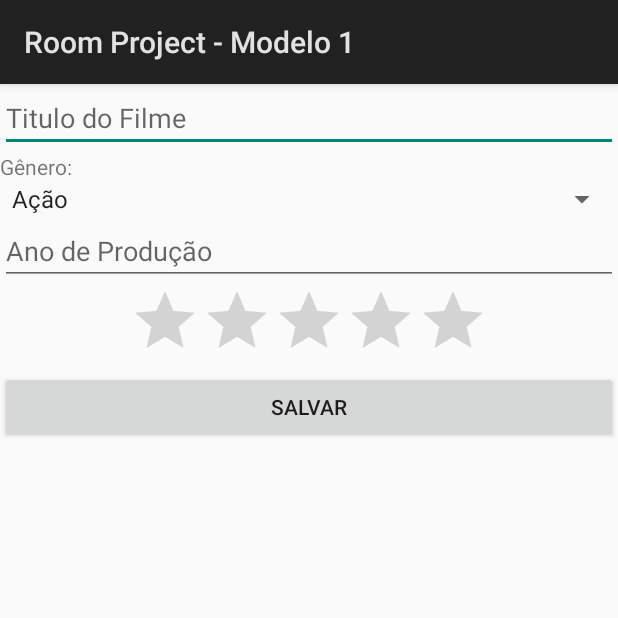
After one commit to AKKaung/RoomProjectModelo1, an Android app: the AtualizarFilmeActivity screen opened directly, with no data from a screen before it, on a phone screen of 412 x 824 dp, the top half of it. The commit adds this screen. Run offline under Robolectric (Android 15) with nearby library versions, the phone set to English and light mode, and no system bars.

Commit message:
Remoção e Atualização.

```diff
--- a/app/src/main/AndroidManifest.xml
+++ b/app/src/main/AndroidManifest.xml
@@ -16,7 +16,8 @@
                 <category android:name="android.intent.category.LAUNCHER" />
             </intent-filter>
         </activity>
-        <activity android:name=".activity.NovoFilmeActivity"></activity>
+        <activity android:name=".activity.NovoFilmeActivity" />
+        <activity android:name=".activity.AtualizarFilmeActivity"></activity>
     </application>
 
 </manifest>
--- /dev/null
+++ b/app/src/main/java/br/com/opet/tds/roomproject_modelo1/activity/AtualizarFilmeActivity.java
@@ -0,0 +1,23 @@
+package br.com.opet.tds.roomproject_modelo1.activity;
+
+import android.app.Activity;
+import android.os.Bundle;
+import android.view.View;
+import android.widget.Toast;
+
+import br.com.opet.tds.roomproject_modelo1.R;
+
+public class AtualizarFilmeActivity extends Activity {
+
+    @Override
+    protected void onCreate(Bundle savedInstanceState) {
+        super.onCreate(savedInstanceState);
+        setContentView(R.layout.activity_atualizar_filme);
+        long extra_id = getIntent().getLongExtra("ID",0);
+        Toast.makeText(this, "ID = " + extra_id, Toast.LENGTH_SHORT).show();
+    }
+
+    public void atualizarFilme(View view){
+
+    }
+}
--- a/app/src/main/java/br/com/opet/tds/roomproject_modelo1/repository/FilmeRepository.java
+++ b/app/src/main/java/br/com/opet/tds/roomproject_modelo1/repository/FilmeRepository.java
@@ -1,7 +1,5 @@
 package br.com.opet.tds.roomproject_modelo1.repository;
 
-import android.app.Application;
-import android.arch.lifecycle.LiveData;
 import android.content.Context;
 import android.os.AsyncTask;
 
@@ -22,16 +20,17 @@ public class FilmeRepository {
     public FilmeRepository(Context context){
         FilmeRoomDatabase db = FilmeRoomDatabase.getDatabase(context);
         mFilmeDAO = db.filmeDAO();
-        mFilmes = mFilmeDAO.loadFilmes();
     }
 
     public List<Filme> getAllFilmes(){
+        mFilmes = mFilmeDAO.loadFilmes();
         return mFilmes;
     }
 
     public void insert(Filme filme){
         new insertAsyncTask(mFilmeDAO).execute(filme);
     }
+    public void delete(long id){mFilmeDAO.delete(id);}
 
     private static class insertAsyncTask extends AsyncTask<Filme,Void,Void>{
 
--- /dev/null
+++ b/app/src/main/res/layout/activity_atualizar_filme.xml
@@ -0,0 +1,40 @@
+<?xml version="1.0" encoding="utf-8"?>
+<LinearLayout xmlns:android="http://schemas.android.com/apk/res/android"
+    xmlns:app="http://schemas.android.com/apk/res-auto"
+    xmlns:tools="http://schemas.android.com/tools"
+    android:layout_width="match_parent"
+    android:layout_height="match_parent"
+    android:orientation="vertical"
+    tools:context="br.com.opet.tds.roomproject_modelo1.activity.AtualizarFilmeActivity">
+
+    <EditText
+        android:id="@+id/editTitulo"
+        android:hint="Titulo do Filme"
+        android:layout_width="match_parent"
+        android:layout_height="wrap_content" />
+    <TextView
+        android:text="Gênero:"
+        android:layout_width="match_parent"
+        android:layout_height="wrap_content" />
+    <Spinner
+        android:id="@+id/spinnerGenero"
+        android:entries="@array/generos_array"
+        android:layout_width="match_parent"
+        android:layout_height="wrap_content"></Spinner>
+    <EditText
+        android:id="@+id/editAno"
+        android:inputType="number"
+        android:hint="Ano de Produção"
+        android:layout_width="match_parent"
+        android:layout_height="wrap_content" />
+    <RatingBar
+        android:layout_gravity="center"
+        android:id="@+id/ratingNotaFilme"
+        android:layout_width="wrap_content"
+        android:layout_height="wrap_content" />
+    <Button
+        android:text="Salvar"
+        android:onClick="atualizarFilme"
+        android:layout_width="match_parent"
+        android:layout_height="wrap_content" />
+</LinearLayout>
--- a/app/src/main/res/values/strings.xml
+++ b/app/src/main/res/values/strings.xml
@@ -9,4 +9,8 @@
         <item>Ficção</item>
         <item>Fantasia</item>
     </string-array>
+    <string-array name="opcoes">
+        <item>Remover</item>
+        <item>Atualizar</item>
+    </string-array>
 </resources>
```
Also changed, not shown: app/src/main/java/br/com/opet/tds/roomproject_modelo1/DAO/FilmeDAO.java (+7 -0 lines), app/src/main/java/br/com/opet/tds/roomproject_modelo1/activity/MainActivity.java (+40 -3 lines).
